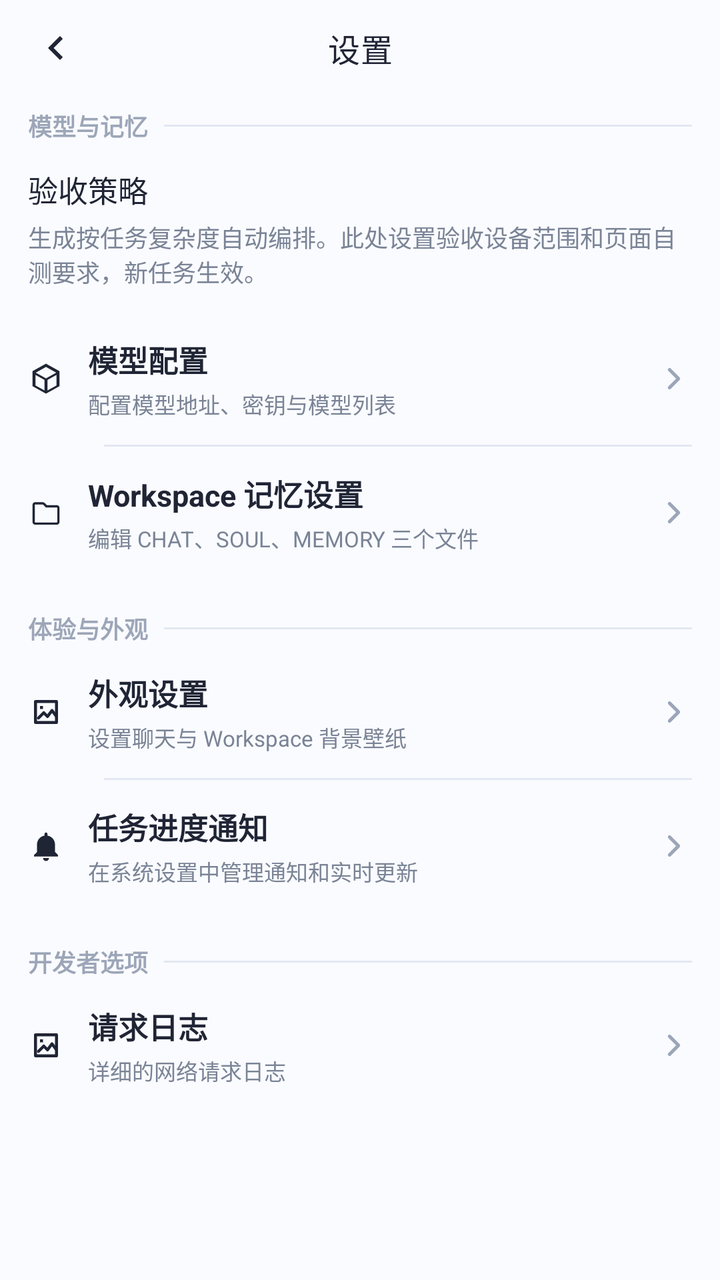
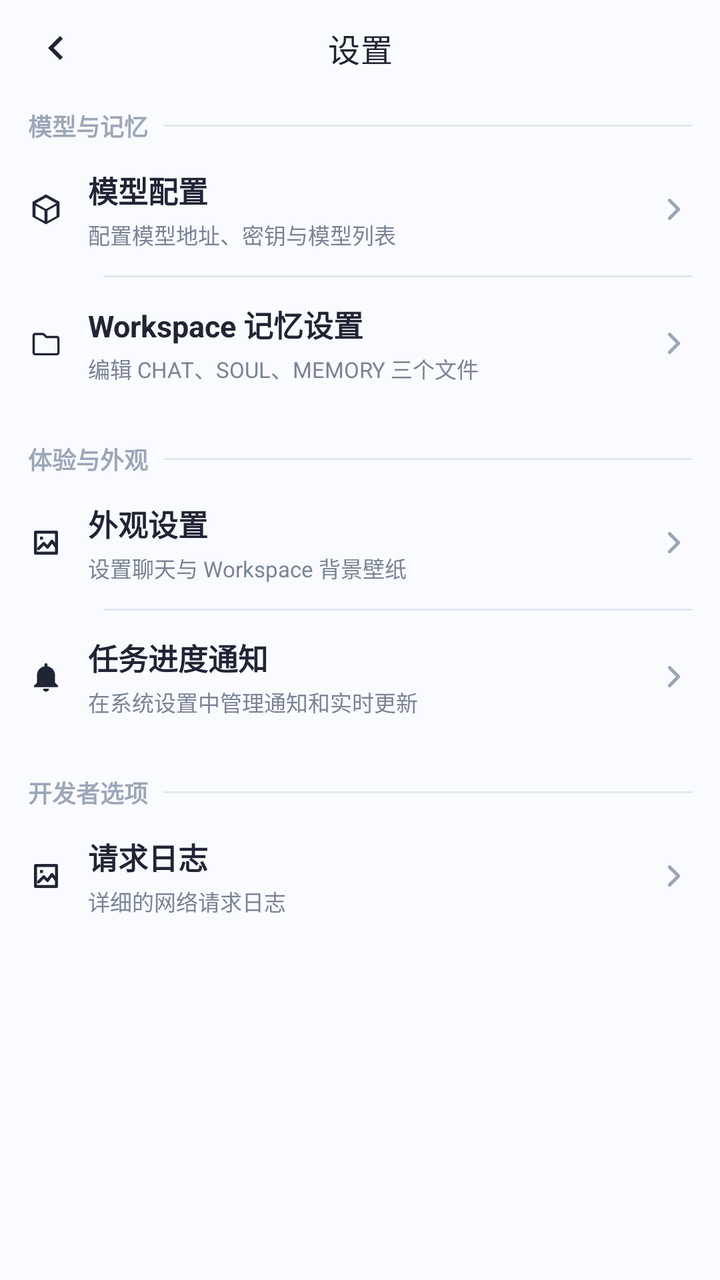

Compare the two renders of this Android layout. The source of the first and the diff that turns it into the second are given below.
<!-- AndroidManifest.xml: application theme Theme.ManTou -->
<!-- res/layout/activity_settings.xml -->
<?xml version="1.0" encoding="utf-8"?>
<LinearLayout xmlns:android="http://schemas.android.com/apk/res/android"
    xmlns:app="http://schemas.android.com/apk/res-auto"
    android:id="@+id/main"
    android:layout_width="match_parent"
    android:layout_height="match_parent"
    android:background="@color/mt_background"
    android:orientation="vertical">

    <com.google.android.material.appbar.MaterialToolbar
        android:id="@+id/toolbar"
        android:layout_width="match_parent"
        android:layout_height="48dp"
        android:background="@color/mt_background"
        app:navigationIcon="@drawable/ic_arrow_back"
        app:navigationIconTint="@color/mt_text_primary"
        app:title="设置"
        app:titleCentered="true"
        app:titleTextColor="@color/mt_text_primary"
        app:titleTextAppearance="@style/TextAppearance.Material3.TitleMedium" />

    <ScrollView
        android:layout_width="match_parent"
        android:layout_height="0dp"
        android:layout_weight="1"
        android:clipToPadding="false"
        android:overScrollMode="never"
        android:paddingHorizontal="14dp"
        android:paddingBottom="16dp">

        <LinearLayout
            android:layout_width="match_parent"
            android:layout_height="wrap_content"
            android:orientation="vertical">

            <LinearLayout
                android:layout_width="match_parent"
                android:layout_height="wrap_content"
                android:layout_marginTop="6dp"
                android:gravity="center_vertical"
                android:orientation="horizontal">

                <TextView
                    android:layout_width="wrap_content"
                    android:layout_height="wrap_content"
                    android:text="模型与记忆"
                    android:textColor="@color/mt_text_muted"
                    android:textSize="12sp"
                    android:textStyle="bold" />

                <View
                    android:layout_width="0dp"
                    android:layout_height="1dp"
                    android:layout_marginStart="8dp"
                    android:layout_weight="1"
                    android:background="@color/mt_outline" />
            </LinearLayout>

            <LinearLayout
                android:id="@+id/rowHarnessValidation"
                android:layout_width="match_parent"
                android:layout_height="wrap_content"
                android:minHeight="72dp"
                android:paddingVertical="12dp"
                android:clickable="true"
                android:focusable="true"
                android:foreground="?attr/selectableItemBackground"
                android:orientation="vertical">
                <TextView
                    android:id="@+id/tvHarnessValidation"
                    android:layout_width="match_parent"
                    android:layout_height="wrap_content"
                    android:text="验收策略"
                    android:textColor="@color/mt_text_primary"
                    android:textSize="15sp" />
                <TextView
                    android:layout_width="match_parent"
                    android:layout_height="wrap_content"
                    android:layout_marginTop="4dp"
                    android:text="生成按任务复杂度自动编排。此处设置验收设备范围和页面自测要求，新任务生效。"
                    android:textColor="@color/mt_text_secondary"
                    android:textSize="12sp" />
            </LinearLayout>

            <LinearLayout
                android:id="@+id/rowModelConfig"
                android:layout_width="match_parent"
                android:layout_height="66dp"
                android:clickable="true"
                android:focusable="true"
                android:foreground="?attr/selectableItemBackground"
                android:gravity="center_vertical"
                android:orientation="horizontal">

                <ImageView
                    android:layout_width="18dp"
                    android:layout_height="18dp"
                    android:contentDescription="@null"
                    android:src="@drawable/ic_package_empty"
                    app:tint="@color/mt_text_primary" />

                <LinearLayout
                    android:layout_width="0dp"
                    android:layout_height="match_parent"
                    android:layout_marginStart="12dp"
                    android:layout_weight="1"
                    android:gravity="center_vertical"
                    android:orientation="vertical">

                    <TextView
                        android:layout_width="match_parent"
                        android:layout_height="wrap_content"
                        android:text="模型配置"
                        android:textColor="@color/mt_text_primary"
                        android:textSize="15sp"
                        android:textStyle="bold" />

                    <TextView
                        android:layout_width="match_parent"
                        android:layout_height="wrap_content"
                        android:layout_marginTop="3dp"
                        android:text="配置模型地址、密钥与模型列表"
                        android:textColor="@color/mt_text_secondary"
                        android:textSize="11sp" />
                </LinearLayout>

                <ImageView
                    android:layout_width="18dp"
                    android:layout_height="18dp"
                    android:src="@drawable/ic_chevron_right" />
            </LinearLayout>

            <View
                android:layout_width="match_parent"
                android:layout_height="1dp"
                android:layout_marginStart="38dp"
                android:background="@color/mt_outline" />

            <LinearLayout
                android:id="@+id/rowWorkspaceMemory"
                android:layout_width="match_parent"
                android:layout_height="66dp"
                android:clickable="true"
                android:focusable="true"
                android:foreground="?attr/selectableItemBackground"
                android:gravity="center_vertical"
                android:orientation="horizontal">

                <ImageView
                    android:layout_width="18dp"
                    android:layout_height="18dp"
                    android:contentDescription="@null"
                    android:src="@drawable/ic_folder_outline"
                    app:tint="@color/mt_text_primary" />

                <LinearLayout
                    android:layout_width="0dp"
                    android:layout_height="match_parent"
                    android:layout_marginStart="12dp"
                    android:layout_weight="1"
                    android:gravity="center_vertical"
                    android:orientation="vertical">

                    <TextView
                        android:layout_width="match_parent"
                        android:layout_height="wrap_content"
                        android:text="Workspace 记忆设置"
                        android:textColor="@color/mt_text_primary"
                        android:textSize="15sp"
                        android:textStyle="bold" />

                    <TextView
                        android:layout_width="match_parent"
                        android:layout_height="wrap_content"
                        android:layout_marginTop="3dp"
                        android:text="编辑 CHAT、SOUL、MEMORY 三个文件"
                        android:textColor="@color/mt_text_secondary"
                        android:textSize="11sp" />
                </LinearLayout>

                <ImageView
                    android:layout_width="18dp"
                    android:layout_height="18dp"
                    android:src="@drawable/ic_chevron_right" />
            </LinearLayout>

            <LinearLayout
                android:layout_width="match_parent"
                android:layout_height="wrap_content"
                android:layout_marginTop="16dp"
                android:gravity="center_vertical"
                android:orientation="horizontal">

                <TextView
                    android:layout_width="wrap_content"
                    android:layout_height="wrap_content"
                    android:text="体验与外观"
                    android:textColor="@color/mt_text_muted"
                    android:textSize="12sp"
                    android:textStyle="bold" />

                <View
                    android:layout_width="0dp"
                    android:layout_height="1dp"
                    android:layout_marginStart="8dp"
                    android:layout_weight="1"
                    android:background="@color/mt_outline" />
            </LinearLayout>

            <LinearLayout
                android:id="@+id/rowAppearance"
                android:layout_width="match_parent"
                android:layout_height="66dp"
                android:clickable="true"
                android:focusable="true"
                android:foreground="?attr/selectableItemBackground"
                android:gravity="center_vertical"
                android:orientation="horizontal">

                <ImageView
                    android:layout_width="18dp"
                    android:layout_height="18dp"
                    android:contentDescription="@null"
                    android:src="@drawable/ic_input_image"
                    app:tint="@color/mt_text_primary" />

                <LinearLayout
                    android:layout_width="0dp"
                    android:layout_height="match_parent"
                    android:layout_marginStart="12dp"
                    android:layout_weight="1"
                    android:gravity="center_vertical"
                    android:orientation="vertical">

                    <TextView
                        android:layout_width="match_parent"
                        android:layout_height="wrap_content"
                        android:text="外观设置"
                        android:textColor="@color/mt_text_primary"
                        android:textSize="15sp"
                        android:textStyle="bold" />

                    <TextView
                        android:layout_width="match_parent"
                        android:layout_height="wrap_content"
                        android:layout_marginTop="3dp"
                        android:text="设置聊天与 Workspace 背景壁纸"
                        android:textColor="@color/mt_text_secondary"
                        android:textSize="11sp" />
                </LinearLayout>

                <ImageView
                    android:layout_width="18dp"
                    android:layout_height="18dp"
                    android:src="@drawable/ic_chevron_right" />
            </LinearLayout>
            <View
                android:layout_width="match_parent"
                android:layout_height="1dp"
                android:layout_marginStart="38dp"
                android:background="@color/mt_outline" />

            <LinearLayout
                android:id="@+id/rowTaskProgressNotifications"
                android:layout_width="match_parent"
                android:layout_height="wrap_content"
                android:minHeight="66dp"
                android:paddingVertical="10dp"
                android:clickable="true"
                android:focusable="true"
                android:foreground="?attr/selectableItemBackground"
                android:gravity="center_vertical"
                android:orientation="horizontal">

                <ImageView
                    android:layout_width="18dp"
                    android:layout_height="18dp"
                    android:contentDescription="@null"
                    android:src="@drawable/ic_web_app_notification"
                    app:tint="@color/mt_text_primary" />

                <LinearLayout
                    android:layout_width="0dp"
                    android:layout_height="wrap_content"
                    android:layout_marginStart="12dp"
                    android:layout_weight="1"
                    android:orientation="vertical">

                    <TextView
                        android:layout_width="match_parent"
                        android:layout_height="wrap_content"
                        android:text="@string/task_progress_notification_settings"
                        android:textColor="@color/mt_text_primary"
                        android:textSize="15sp"
                        android:textStyle="bold" />

                    <TextView
                        android:layout_width="match_parent"
                        android:layout_height="wrap_content"
                        android:layout_marginTop="3dp"
                        android:text="@string/task_progress_notification_settings_description"
                        android:textColor="@color/mt_text_secondary"
                        android:textSize="11sp" />
                </LinearLayout>

                <ImageView
                    android:layout_width="18dp"
                    android:layout_height="18dp"
                    android:contentDescription="@null"
                    android:src="@drawable/ic_chevron_right" />
            </LinearLayout>

            <LinearLayout
                android:layout_width="match_parent"
                android:layout_height="wrap_content"
                android:layout_marginTop="16dp"
                android:gravity="center_vertical"
                android:orientation="horizontal">

                <TextView
                    android:layout_width="wrap_content"
                    android:layout_height="wrap_content"
                    android:text="开发者选项"
                    android:textColor="@color/mt_text_muted"
                    android:textSize="12sp"
                    android:textStyle="bold" />

                <View
                    android:layout_width="0dp"
                    android:layout_height="1dp"
                    android:layout_marginStart="8dp"
                    android:layout_weight="1"
                    android:background="@color/mt_outline" />
            </LinearLayout>
            <LinearLayout
            android:id="@+id/logpage"
            android:layout_width="match_parent"
            android:layout_height="66dp"
            android:clickable="true"
            android:focusable="true"
            android:foreground="?attr/selectableItemBackground"
            android:gravity="center_vertical"
            android:orientation="horizontal">

            <ImageView
                android:layout_width="18dp"
                android:layout_height="18dp"
                android:contentDescription="@null"
                android:src="@drawable/ic_input_image"
                app:tint="@color/mt_text_primary" />

            <LinearLayout
                android:layout_width="0dp"
                android:layout_height="match_parent"
                android:layout_marginStart="12dp"
                android:layout_weight="1"
                android:gravity="center_vertical"
                android:orientation="vertical">

                <TextView
                    android:layout_width="match_parent"
                    android:layout_height="wrap_content"
                    android:text="请求日志"
                    android:textColor="@color/mt_text_primary"
                    android:textSize="15sp"
                    android:textStyle="bold" />

                <TextView
                    android:layout_width="match_parent"
                    android:layout_height="wrap_content"
                    android:layout_marginTop="3dp"
                    android:text="详细的网络请求日志"
                    android:textColor="@color/mt_text_secondary"
                    android:textSize="11sp" />
            </LinearLayout>

            <ImageView
                android:layout_width="18dp"
                android:layout_height="18dp"
                android:src="@drawable/ic_chevron_right" />
        </LinearLayout>
        </LinearLayout>
    </ScrollView>
</LinearLayout>
<!-- resources referenced by this layout -->
<resources>
  <color name="mt_background">#FAFBFF</color>
  <color name="mt_outline">#E2E8F3</color>
  <color name="mt_text_muted">#9CA6B8</color>
  <style name="Base.Theme.ManTou" parent="Theme.Material3.Light.NoActionBar">
          <item name="colorPrimary">@color/mt_primary</item>
          <item name="colorOnPrimary">@color/mt_on_primary</item>
          <item name="colorPrimaryContainer">@color/mt_surface_blue</item>
          <item name="colorOnPrimaryContainer">@color/mt_primary_dark</item>
          <item name="colorSecondary">@color/mt_primary_dark</item>
          <item name="colorOnSecondary">@color/mt_on_primary</item>
          <item name="colorSurface">@color/mt_surface</item>
          <item name="colorOnSurface">@color/mt_text_primary</item>
          <item name="colorSurfaceVariant">@color/mt_surface_soft</item>
          <item name="colorOnSurfaceVariant">@color/mt_text_secondary</item>
          <item name="android:colorBackground">@color/mt_background</item>
          <item name="colorOutline">@color/mt_outline</item>
          <item name="colorError">@color/mt_error</item>
          <item name="android:colorAccent">@color/mt_primary</item>
          <item name="android:fontFamily">sans-serif</item>
          <item name="android:statusBarColor">@android:color/transparent</item>
          <item name="android:navigationBarColor">@color/mt_surface</item>
          <item name="android:windowLightStatusBar">true</item>
          <item name="android:windowLightNavigationBar">true</item>
          <item name="android:windowBackground">@color/mt_background</item>
          <item name="android:alertDialogTheme">@style/ThemeOverlay.ManTou.GlassAlertDialog</item>
          <item name="alertDialogTheme">@style/ThemeOverlay.ManTou.GlassAlertDialog</item>
          <item name="materialAlertDialogTheme">@style/ThemeOverlay.ManTou.GlassAlertDialog</item>
      </style>
  <color name="mt_primary">#2F80ED</color>
  <color name="mt_on_primary">#FFFFFF</color>
  <color name="mt_surface">#FFFFFF</color>
  <color name="mt_surface_soft">#F5F8FE</color>
  <color name="mt_error">#E65353</color>
  <style name="ThemeOverlay.ManTou.GlassAlertDialog" parent="ThemeOverlay.ManTou.GlassAlertDialog.Base" />
  <style name="ThemeOverlay.ManTou.GlassAlertDialog.Base" parent="ThemeOverlay.Material3.MaterialAlertDialog">
          <item name="android:windowBackground">@drawable/bg_dialog_glass</item>
          <item name="android:colorBackgroundFloating">@color/mt_dialog_glass</item>
          <item name="android:backgroundDimEnabled">true</item>
          <item name="android:backgroundDimAmount">0.28</item>
          <item name="backgroundTint">@android:color/transparent</item>
          <item name="backgroundInsetStart">24dp</item>
          <item name="backgroundInsetEnd">24dp</item>
          <item name="backgroundInsetTop">24dp</item>
          <item name="backgroundInsetBottom">24dp</item>
          <item name="colorSurface">@color/mt_dialog_glass</item>
          <item name="shapeAppearanceOverlay">@style/ShapeAppearance.ManTou.Dialog</item>
          <item name="android:windowAnimationStyle">@style/MtDialogAnimation</item>
      </style>
  <!-- drawable bg_dialog_glass (drawable) -->
  <?xml version="1.0" encoding="utf-8"?>
  <shape xmlns:android="http://schemas.android.com/apk/res/android"
      android:shape="rectangle">
      <solid android:color="@color/mt_dialog_glass" />
      <corners android:radius="24dp" />
      <stroke
          android:width="1dp"
          android:color="@color/mt_dialog_glass_stroke" />
  </shape>
  <color name="mt_dialog_glass">#EFFFFFFF</color>
  <style name="ShapeAppearance.ManTou.Dialog" parent="">
          <item name="cornerFamily">rounded</item>
          <item name="cornerSize">24dp</item>
      </style>
  <style name="MtDialogAnimation" parent="">
          <item name="android:windowEnterAnimation">@anim/dialog_fade_in</item>
          <item name="android:windowExitAnimation">@anim/dialog_fade_out</item>
      </style>
  <color name="mt_dialog_glass_stroke">#B8FFFFFF</color>
  <!-- unchanged entries left out for length: 14 -->
</resources>

<!-- the commit's change to res/layout/activity_settings.xml (unified diff, before → after) -->
@@ -57,32 +57,6 @@
             </LinearLayout>
 
             <LinearLayout
-                android:id="@+id/rowHarnessValidation"
-                android:layout_width="match_parent"
-                android:layout_height="wrap_content"
-                android:minHeight="72dp"
-                android:paddingVertical="12dp"
-                android:clickable="true"
-                android:focusable="true"
-                android:foreground="?attr/selectableItemBackground"
-                android:orientation="vertical">
-                <TextView
-                    android:id="@+id/tvHarnessValidation"
-                    android:layout_width="match_parent"
-                    android:layout_height="wrap_content"
-                    android:text="验收策略"
-                    android:textColor="@color/mt_text_primary"
-                    android:textSize="15sp" />
-                <TextView
-                    android:layout_width="match_parent"
-                    android:layout_height="wrap_content"
-                    android:layout_marginTop="4dp"
-                    android:text="生成按任务复杂度自动编排。此处设置验收设备范围和页面自测要求，新任务生效。"
-                    android:textColor="@color/mt_text_secondary"
-                    android:textSize="12sp" />
-            </LinearLayout>
-
-            <LinearLayout
                 android:id="@+id/rowModelConfig"
                 android:layout_width="match_parent"
                 android:layout_height="66dp"
<!-- resource entries referenced after the edit -->
@@ -24,50 +24,12 @@
           <item name="android:windowLightStatusBar">true</item>
           <item name="android:windowLightNavigationBar">true</item>
           <item name="android:windowBackground">@color/mt_background</item>
-          <item name="android:alertDialogTheme">@style/ThemeOverlay.ManTou.GlassAlertDialog</item>
-          <item name="alertDialogTheme">@style/ThemeOverlay.ManTou.GlassAlertDialog</item>
-          <item name="materialAlertDialogTheme">@style/ThemeOverlay.ManTou.GlassAlertDialog</item>
       </style>
   <color name="mt_primary">#2F80ED</color>
   <color name="mt_on_primary">#FFFFFF</color>
   <color name="mt_surface">#FFFFFF</color>
   <color name="mt_surface_soft">#F5F8FE</color>
   <color name="mt_error">#E65353</color>
-  <style name="ThemeOverlay.ManTou.GlassAlertDialog" parent="ThemeOverlay.ManTou.GlassAlertDialog.Base" />
-  <style name="ThemeOverlay.ManTou.GlassAlertDialog.Base" parent="ThemeOverlay.Material3.MaterialAlertDialog">
-          <item name="android:windowBackground">@drawable/bg_dialog_glass</item>
-          <item name="android:colorBackgroundFloating">@color/mt_dialog_glass</item>
-          <item name="android:backgroundDimEnabled">true</item>
-          <item name="android:backgroundDimAmount">0.28</item>
-          <item name="backgroundTint">@android:color/transparent</item>
-          <item name="backgroundInsetStart">24dp</item>
-          <item name="backgroundInsetEnd">24dp</item>
-          <item name="backgroundInsetTop">24dp</item>
-          <item name="backgroundInsetBottom">24dp</item>
-          <item name="colorSurface">@color/mt_dialog_glass</item>
-          <item name="shapeAppearanceOverlay">@style/ShapeAppearance.ManTou.Dialog</item>
-          <item name="android:windowAnimationStyle">@style/MtDialogAnimation</item>
-      </style>
-  <!-- drawable bg_dialog_glass (drawable) -->
-  <?xml version="1.0" encoding="utf-8"?>
-  <shape xmlns:android="http://schemas.android.com/apk/res/android"
-      android:shape="rectangle">
-      <solid android:color="@color/mt_dialog_glass" />
-      <corners android:radius="24dp" />
-      <stroke
-          android:width="1dp"
-          android:color="@color/mt_dialog_glass_stroke" />
-  </shape>
-  <color name="mt_dialog_glass">#EFFFFFFF</color>
-  <style name="ShapeAppearance.ManTou.Dialog" parent="">
-          <item name="cornerFamily">rounded</item>
-          <item name="cornerSize">24dp</item>
-      </style>
-  <style name="MtDialogAnimation" parent="">
-          <item name="android:windowEnterAnimation">@anim/dialog_fade_in</item>
-          <item name="android:windowExitAnimation">@anim/dialog_fade_out</item>
-      </style>
-  <color name="mt_dialog_glass_stroke">#B8FFFFFF</color>
   <!-- unchanged entries left out for length: 14 -->
 </resources>
 
